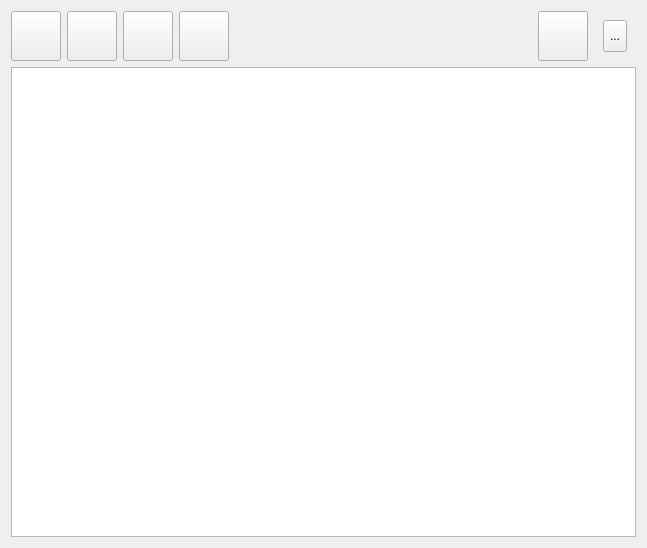
First picture: the form in MLQueue/windows/ui/raw/MLQueueWidget.ui, repository Woutah/configurun, before the edit.
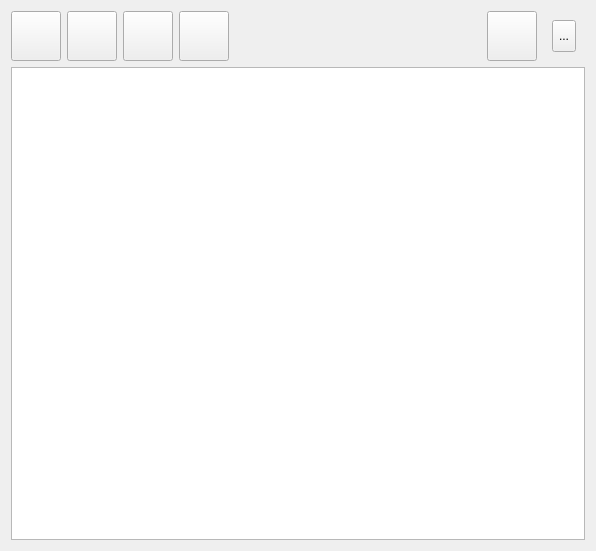
Second picture: the form after the edit. Icons and pictures are not drawn. Custom widgets are drawn as their Qt base class.

```diff
--- a/MLQueue/windows/ui/raw/MLQueueWidget.ui
+++ b/MLQueue/windows/ui/raw/MLQueueWidget.ui
@@ -6,8 +6,8 @@
    <rect>
     <x>0</x>
     <y>0</y>
-    <width>647</width>
-    <height>548</height>
+    <width>596</width>
+    <height>551</height>
    </rect>
   </property>
   <property name="windowTitle">
```
Left out of the diff: 34 changed lines with no effect on the pictures.
